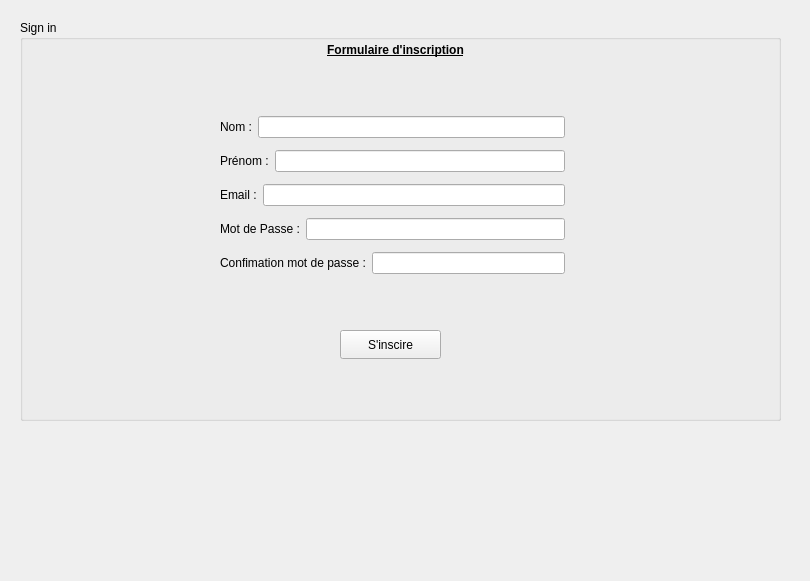
Hatraxe/QT_Project, file signinform.ui: the form before one commit.
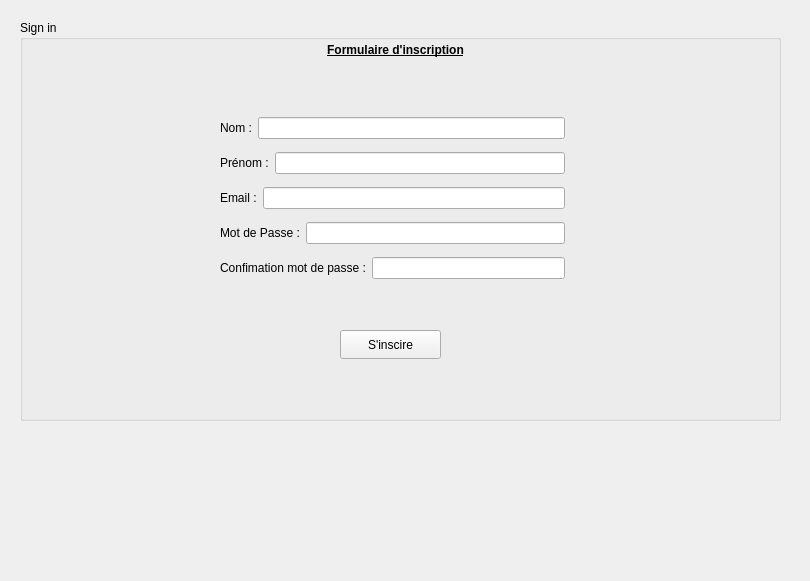
The form after the commit.

Diff of the .ui file:
```diff
--- a/signinform.ui
+++ b/signinform.ui
@@ -69,7 +69,7 @@
       <x>200</x>
       <y>90</y>
       <width>345</width>
-      <height>170</height>
+      <height>180</height>
      </rect>
     </property>
     <layout class="QVBoxLayout" name="verticalLayout_2">
```
Left out of the diff: 2 changed lines with no effect on the pictures.
